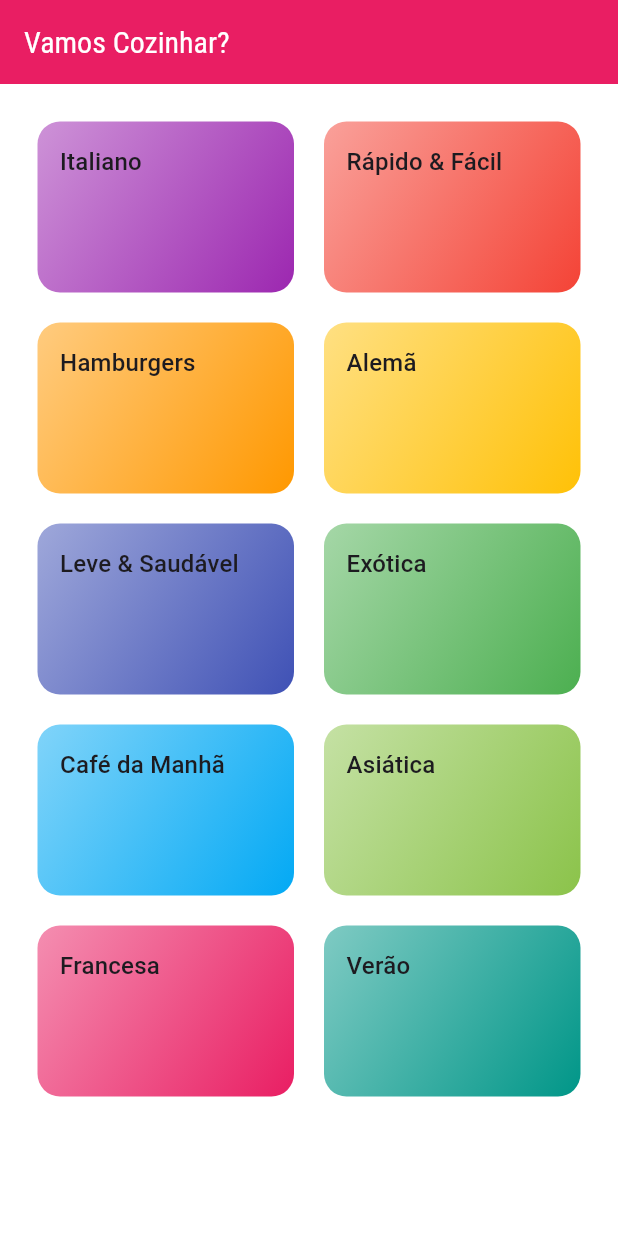
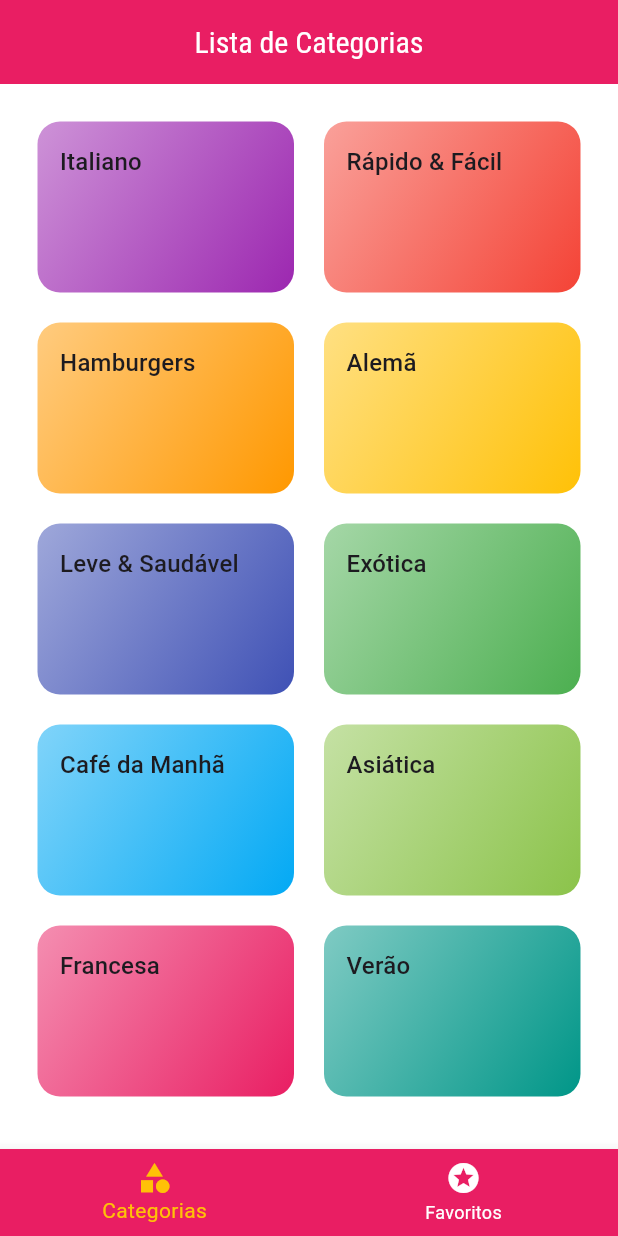
Before and after one commit to GuilhermeSaravy/futter_meals, a Flutter app: the screen it shows after launch, on a phone screen of 412 x 824 dp. Run offline on Flutter 3.47's test engine with Material 3 defaults, Android fonts, the phone set to English and light mode, and no system bars.

Commit message:
Criando TabBar

```diff
--- a/lib/main.dart
+++ b/lib/main.dart
@@ -1,5 +1,6 @@
 import 'package:flutter/material.dart';
 import 'package:meals/screens/meal_detail_screen.dart';
+import 'package:meals/screens/tabs_screen.dart';
 
 import './screens/categories_screen.dart';
 import './screens/categories_meals_screen.dart';
@@ -28,7 +29,7 @@ class MyApp extends StatelessWidget {
             ),
       ),
       routes: {
-        AppRoutes.HOME: (ctx) => CategoriesScreen(),
+        AppRoutes.HOME: (ctx) => TabsScreen(),
         AppRoutes.CATEGORIES_MEALS: (ctx) => CategoriesMealsScreen(),
         AppRoutes.MEAL_DETAIL: (ctx) => MealDetailScreen(),
       },
--- a/lib/screens/categories_screen.dart
+++ b/lib/screens/categories_screen.dart
@@ -8,13 +8,7 @@ class CategoriesScreen extends StatelessWidget {
 
   @override
   Widget build(BuildContext context) {
-    return Scaffold(
-      appBar: AppBar(
-        title: const Text('Vamos Cozinhar?'),
-        backgroundColor: Theme.of(context).primaryColor,
-        foregroundColor: Colors.white,
-      ),
-      body: GridView(
+    return GridView(
         padding: const EdgeInsets.all(25),
         gridDelegate: const SliverGridDelegateWithMaxCrossAxisExtent(
           maxCrossAxisExtent: 200,
@@ -24,7 +18,6 @@ class CategoriesScreen extends StatelessWidget {
         ),
         children: DUMMY_CATEGORIES.map((cat) {
           return CategoryItem(cat);
-          }).toList()),
-    );
+        }).toList());
   }
 }
--- /dev/null
+++ b/lib/screens/favorite_screen.dart
@@ -0,0 +1,12 @@
+import 'package:flutter/cupertino.dart';
+
+class FavoriteScreen extends StatelessWidget {
+  const FavoriteScreen({super.key});
+
+  @override
+  Widget build(BuildContext context) {
+    return Center(
+      child: Text('Minhas Refeições Favoritas'),
+    );
+  }
+}
--- /dev/null
+++ b/lib/screens/tabs_screen.dart
@@ -0,0 +1,52 @@
+import 'package:flutter/material.dart';
+import 'package:meals/screens/categories_screen.dart';
+import 'package:meals/screens/favorite_screen.dart';
+
+class TabsScreen extends StatefulWidget {
+  const TabsScreen({super.key});
+
+  @override
+  State<TabsScreen> createState() => _TabsScreenState();
+}
+
+class _TabsScreenState extends State<TabsScreen> {
+  int _selectedScreenIndex = 0;
+  final List<Map<String, Object>> _screens = [
+    {'title': 'Lista de Categorias', 'screen': CategoriesScreen()},
+    {'title': 'Meus Favoritos', 'screen': FavoriteScreen()}
+  ];
+
+  _selectScreen(int index) {
+    setState(() {
+      _selectedScreenIndex = index;
+    });
+  }
+
+  @override
+  Widget build(BuildContext context) {
+    return DefaultTabController(
+        length: 2,
+        child: Scaffold(
+          appBar: AppBar(
+            title: Center(
+                child: Text(_screens[_selectedScreenIndex]['title'] as String)),
+            backgroundColor: Theme.of(context).primaryColor,
+            foregroundColor: Colors.white,
+          ),
+          body: _screens[_selectedScreenIndex]['screen'] as Widget,
+          bottomNavigationBar: BottomNavigationBar(
+            unselectedItemColor: Colors.white,
+            selectedItemColor: Theme.of(context).colorScheme.secondary,
+            currentIndex: _selectedScreenIndex,
+            onTap: _selectScreen,
+            backgroundColor: Theme.of(context).colorScheme.primary,
+            items: const [
+              BottomNavigationBarItem(
+                  icon: Icon(Icons.category), label: 'Categorias'),
+              BottomNavigationBarItem(
+                  icon: Icon(Icons.stars), label: 'Favoritos'),
+            ],
+          ),
+        ));
+  }
+}
```
Lines whose indentation alone changed are shown as unchanged.
